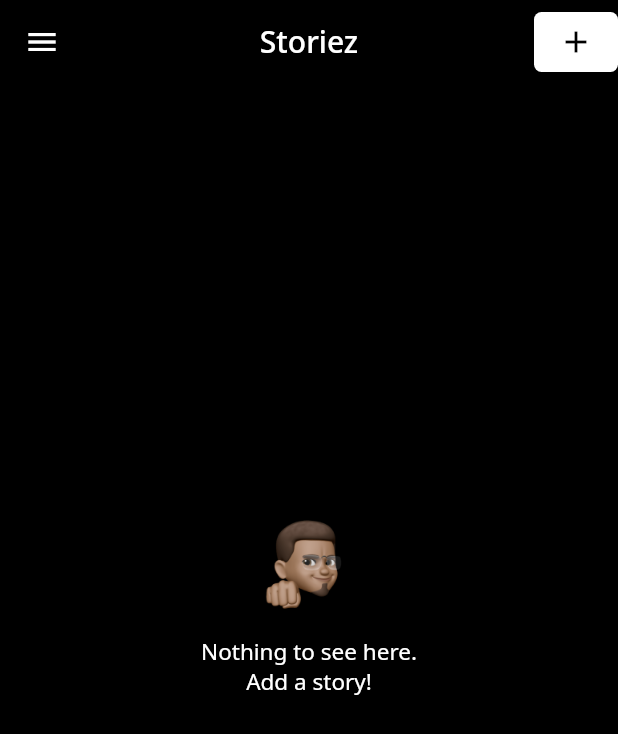
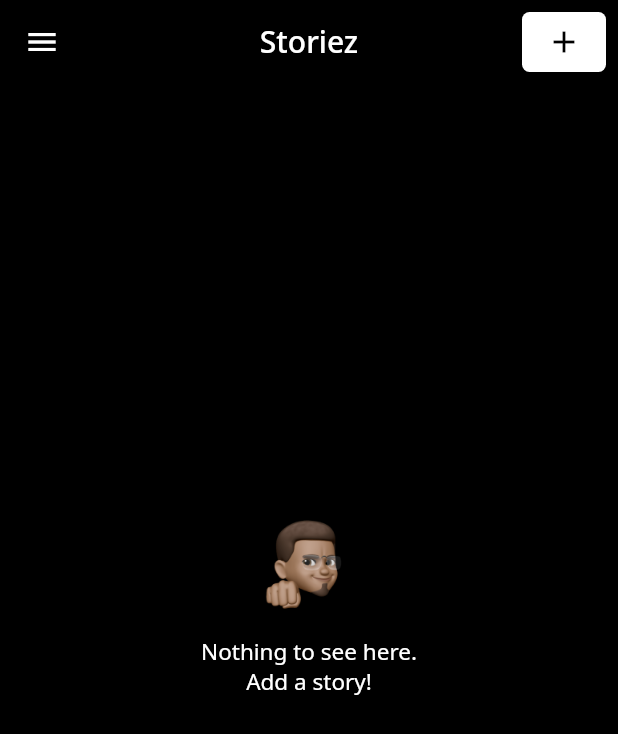
Before and after one commit to Crazelu/storiez, a Flutter app: the HomeView screen opened by its route, on a phone screen of 412 x 824 dp. Shown: the top 734 px of the screen. Run offline on Flutter 3.47's test engine with Material 2 defaults, Android fonts, the light colour scheme and no system bars; our stand-ins replace cached_network_image, cloud_firestore, equatable, firebase_auth, firebase_core, flutter_phosphor_icons and 6 more; missing offline and left inert: cloudinary_sdk, photo_manager, steganograph; accounts and stored records are empty.

Commit message:
fix: pads add button and removes auto dispose from imagePickerViewModelProvider

```diff
--- a/lib/presentation/views/home/home_view.dart
+++ b/lib/presentation/views/home/home_view.dart
@@ -26,7 +26,8 @@ class HomeView extends StatelessWidget {
         centerTitle: true,
         actions: [
           Padding(
-            padding: const EdgeInsets.symmetric(vertical: 8),
+            padding: const EdgeInsets.symmetric(vertical: 8) +
+                const EdgeInsets.only(right: 8),
             child: Consumer(builder: (_, ref, __) {
               return FloatingActionButton(
                 shape: RoundedRectangleBorder(
--- a/lib/presentation/views/image_picker/image_picker_view_model.dart
+++ b/lib/presentation/views/image_picker/image_picker_view_model.dart
@@ -5,7 +5,7 @@ import 'package:storiez/domain/models/asset_image.dart';
 import 'package:storiez/presentation/view-models/base_view_model.dart';
 import 'package:storiez/utils/locator.dart';
 
-final imagePickerViewModelProvider = ChangeNotifierProvider.autoDispose((_) {
+final imagePickerViewModelProvider = ChangeNotifierProvider((_) {
   return ImagePickerViewModel();
 });
 
@@ -24,6 +24,8 @@ class ImagePickerViewModel extends BaseViewModel {
 
   Future<void> getImages() async {
     try {
+      if (_images.isNotEmpty) return;
+
       _images = await _imagePicker.getImages();
       notifyListeners();
     } catch (e) {
```
